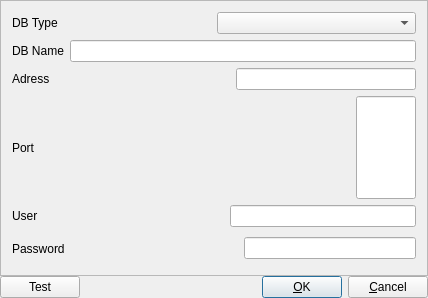
Before: the Qt Designer form src/aldebaran/ddbsettings.ui in bizblocks/aldebaran-pos, drawn with Qt 5.
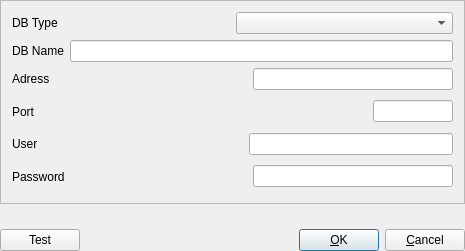
After: the same form once the commit is applied. Icons and pictures are not drawn. Custom widgets are drawn as their Qt base class.

What changed in the file:
```diff
--- a/src/aldebaran/ddbsettings.ui
+++ b/src/aldebaran/ddbsettings.ui
@@ -6,8 +6,8 @@
    <rect>
     <x>0</x>
     <y>0</y>
-    <width>428</width>
-    <height>298</height>
+    <width>465</width>
+    <height>251</height>
    </rect>
   </property>
   <property name="windowTitle">
@@ -26,78 +26,8 @@
    <property name="spacing">
     <number>0</number>
    </property>
-   <item row="1" column="0">
-    <layout class="QHBoxLayout">
-     <item>
-      <widget class="QPushButton" name="btnTest">
-       <property name="text">
-        <string>Test</string>
-       </property>
-      </widget>
-     </item>
-     <item>
-      <spacer name="Horizontal Spacing2">
-       <property name="orientation">
-        <enum>Qt::Horizontal</enum>
-       </property>
-       <property name="sizeType">
-        <enum>QSizePolicy::Expanding</enum>
-       </property>
-       <property name="sizeHint" stdset="0">
-        <size>
-         <width>130</width>
-         <height>20</height>
-        </size>
-       </property>
-      </spacer>
-     </item>
-     <item>
-      <widget class="QPushButton" name="btnOk">
-       <property name="text">
-        <string>&amp;OK</string>
-       </property>
-       <property name="icon">
-        <iconset>
-         <normaloff>ok.png</normaloff>ok.png</iconset>
-       </property>
-       <property name="shortcut">
-        <string>Ctrl+Return</string>
-       </property>
-       <property name="autoDefault">
-        <bool>true</bool>
-       </property>
-       <property name="default">
-        <bool>true</bool>
-       </property>
-      </widget>
-     </item>
-     <item>
-      <widget class="QPushButton" name="btnCancel">
-       <property name="text">
-        <string>&amp;Cancel</string>
-       </property>
-       <property name="icon">
-        <iconset>
-         <normaloff>stop_cancel.png</normaloff>stop_cancel.png</iconset>
-       </property>
-       <property name="shortcut">
-        <string>Esc</string>
-       </property>
-       <property name="autoDefault">
-        <bool>true</bool>
-       </property>
-      </widget>
-     </item>
-    </layout>
-   </item>
    <item row="0" column="0">
     <widget class="Q3Frame" name="frame3">
-     <property name="minimumSize">
-      <size>
-       <width>100</width>
-       <height>0</height>
-      </size>
-     </property>
      <property name="frameShape">
       <enum>QFrame::StyledPanel</enum>
      </property>
@@ -105,23 +35,6 @@
       <enum>QFrame::Raised</enum>
      </property>
      <layout class="QGridLayout">
-      <item row="1" column="0">
-       <layout class="QHBoxLayout">
-        <item>
-         <widget class="QLabel" name="lblDBName">
-          <property name="text">
-           <string>DB Name</string>
-          </property>
-          <property name="wordWrap">
-           <bool>false</bool>
-          </property>
-         </widget>
-        </item>
-        <item>
-         <widget class="QLineEdit" name="editDBName"/>
-        </item>
-       </layout>
-      </item>
       <item row="2" column="0">
        <layout class="QHBoxLayout">
         <item>
@@ -152,6 +65,18 @@
         </item>
         <item>
          <widget class="QLineEdit" name="editAdress">
+          <property name="sizePolicy">
+           <sizepolicy hsizetype="Fixed" vsizetype="Fixed">
+            <horstretch>0</horstretch>
+            <verstretch>0</verstretch>
+           </sizepolicy>
+          </property>
+          <property name="minimumSize">
+           <size>
+            <width>200</width>
+            <height>0</height>
+           </size>
+          </property>
           <property name="text">
            <string/>
           </property>
@@ -159,12 +84,12 @@
         </item>
        </layout>
       </item>
-      <item row="4" column="0">
+      <item row="1" column="0">
        <layout class="QHBoxLayout">
         <item>
-         <widget class="QLabel" name="lblUser">
+         <widget class="QLabel" name="lblDBName">
           <property name="text">
-           <string>User</string>
+           <string>DB Name</string>
           </property>
           <property name="wordWrap">
            <bool>false</bool>
@@ -172,75 +97,7 @@
          </widget>
         </item>
         <item>
-         <spacer name="spacer4">
-          <property name="orientation">
-           <enum>Qt::Horizontal</enum>
-          </property>
-          <property name="sizeType">
-           <enum>QSizePolicy::Expanding</enum>
-          </property>
-          <property name="sizeHint" stdset="0">
-           <size>
-            <width>51</width>
-            <height>21</height>
-           </size>
-          </property>
-         </spacer>
-        </item>
-        <item>
-         <widget class="QLineEdit" name="editUser"/>
-        </item>
-       </layout>
-      </item>
-      <item row="3" column="0">
-       <layout class="QHBoxLayout">
-        <item>
-         <widget class="QLabel" name="lblPort">
-          <property name="minimumSize">
-           <size>
-            <width>0</width>
-            <height>0</height>
-           </size>
-          </property>
-          <property name="text">
-           <string>Port</string>
-          </property>
-          <property name="wordWrap">
-           <bool>false</bool>
-          </property>
-         </widget>
-        </item>
-        <item>
-         <spacer name="spacer3">
-          <property name="orientation">
-           <enum>Qt::Horizontal</enum>
-          </property>
-          <property name="sizeType">
-           <enum>QSizePolicy::Expanding</enum>
-          </property>
-          <property name="sizeHint" stdset="0">
-           <size>
-            <width>260</width>
-            <height>31</height>
-           </size>
-          </property>
-         </spacer>
-        </item>
-        <item>
-         <widget class="QLineEdit" name="editPort">
-          <property name="minimumSize">
-           <size>
-            <width>60</width>
-            <height>0</height>
-           </size>
-          </property>
-          <property name="maximumSize">
-           <size>
-            <width>60</width>
-            <height>32767</height>
-           </size>
-          </property>
-         </widget>
+         <widget class="QLineEdit" name="editDBName"/>
         </item>
        </layout>
       </item>
@@ -274,6 +131,12 @@
         </item>
         <item>
          <widget class="QLineEdit" name="editPassword">
+          <property name="minimumSize">
+           <size>
+            <width>200</width>
+            <height>0</height>
+           </size>
+          </property>
           <property name="echoMode">
            <enum>QLineEdit::Password</enum>
           </property>
@@ -281,6 +144,110 @@
         </item>
        </layout>
       </item>
+      <item row="3" column="0">
+       <layout class="QHBoxLayout">
+        <item>
+         <widget class="QLabel" name="lblPort">
+          <property name="minimumSize">
+           <size>
+            <width>0</width>
+            <height>0</height>
+           </size>
+          </property>
+          <property name="text">
+           <string>Port</string>
+          </property>
+          <property name="wordWrap">
+           <bool>false</bool>
+          </property>
+         </widget>
+        </item>
+        <item>
+         <spacer name="spacer3">
+          <property name="orientation">
+           <enum>Qt::Horizontal</enum>
+          </property>
+          <property name="sizeType">
+           <enum>QSizePolicy::Expanding</enum>
+          </property>
+          <property name="sizeHint" stdset="0">
+           <size>
+            <width>260</width>
+            <height>31</height>
+           </size>
+          </property>
+         </spacer>
+        </item>
+        <item>
+         <widget class="QLineEdit" name="editPort">
+          <property name="sizePolicy">
+           <sizepolicy hsizetype="Fixed" vsizetype="Fixed">
+            <horstretch>0</horstretch>
+            <verstretch>0</verstretch>
+           </sizepolicy>
+          </property>
+          <property name="minimumSize">
+           <size>
+            <width>80</width>
+            <height>0</height>
+           </size>
+          </property>
+          <property name="maximumSize">
+           <size>
+            <width>80</width>
+            <height>16777215</height>
+           </size>
+          </property>
+          <property name="inputMask">
+           <string>00000</string>
+          </property>
+          <property name="maxLength">
+           <number>5</number>
+          </property>
+         </widget>
+        </item>
+       </layout>
+      </item>
+      <item row="4" column="0">
+       <layout class="QHBoxLayout">
+        <item>
+         <widget class="QLabel" name="lblUser">
+          <property name="text">
+           <string>User</string>
+          </property>
+          <property name="wordWrap">
+           <bool>false</bool>
+          </property>
+         </widget>
+        </item>
+        <item>
+         <spacer name="spacer4">
+          <property name="orientation">
+           <enum>Qt::Horizontal</enum>
+          </property>
+          <property name="sizeType">
+           <enum>QSizePolicy::Expanding</enum>
+          </property>
+          <property name="sizeHint" stdset="0">
+           <size>
+            <width>51</width>
+            <height>21</height>
+           </size>
+          </property>
+         </spacer>
+        </item>
+        <item>
+         <widget class="QLineEdit" name="editUser">
+          <property name="minimumSize">
+           <size>
+            <width>200</width>
+            <height>0</height>
+           </size>
+          </property>
+         </widget>
+        </item>
+       </layout>
+      </item>
       <item row="0" column="0">
        <layout class="QHBoxLayout">
         <item>
@@ -301,6 +268,95 @@
      </layout>
     </widget>
    </item>
+   <item row="1" column="0">
+    <spacer name="verticalSpacer">
+     <property name="orientation">
+      <enum>Qt::Vertical</enum>
+     </property>
+     <property name="sizeHint" stdset="0">
+      <size>
+       <width>20</width>
+       <height>40</height>
+      </size>
+     </property>
+    </spacer>
+   </item>
+   <item row="2" column="0">
+    <layout class="QHBoxLayout">
+     <item>
+      <widget class="QPushButton" name="btnTest">
+       <property name="text">
+        <string>Test</string>
+       </property>
+      </widget>
+     </item>
+     <item>
+      <spacer name="Horizontal Spacing2">
+       <property name="orientation">
+        <enum>Qt::Horizontal</enum>
+       </property>
+       <property name="sizeType">
+        <enum>QSizePolicy::Expanding</enum>
+       </property>
+       <property name="sizeHint" stdset="0">
+        <size>
+         <width>130</width>
+         <height>20</height>
+        </size>
+       </property>
+      </spacer>
+     </item>
+     <item>
+      <widget class="QPushButton" name="btnOk">
+       <property name="text">
+        <string>&amp;OK</string>
+       </property>
+       <property name="icon">
+        <iconset resource="aldebaran.qrc">
+         <normaloff>:/ok</normaloff>:/ok</iconset>
+       </property>
+       <property name="iconSize">
+        <size>
+         <width>42</width>
+         <height>42</height>
+        </size>
+       </property>
+       <property name="shortcut">
+        <string>Ctrl+Return</string>
+       </property>
+       <property name="autoDefault">
+        <bool>true</bool>
+       </property>
+       <property name="default">
+        <bool>true</bool>
+       </property>
+      </widget>
+     </item>
+     <item>
+      <widget class="QPushButton" name="btnCancel">
+       <property name="text">
+        <string>&amp;Cancel</string>
+       </property>
+       <property name="icon">
+        <iconset resource="aldebaran.qrc">
+         <normaloff>:/stop-cancel</normaloff>:/stop-cancel</iconset>
+       </property>
+       <property name="iconSize">
+        <size>
+         <width>42</width>
+         <height>42</height>
+        </size>
+       </property>
+       <property name="shortcut">
+        <string>Esc</string>
+       </property>
+       <property name="autoDefault">
+        <bool>true</bool>
+       </property>
+      </widget>
+     </item>
+    </layout>
+   </item>
   </layout>
  </widget>
  <layoutdefault spacing="6" margin="11"/>
```
Left out of the diff: 31 changed lines with no effect on the pictures.
